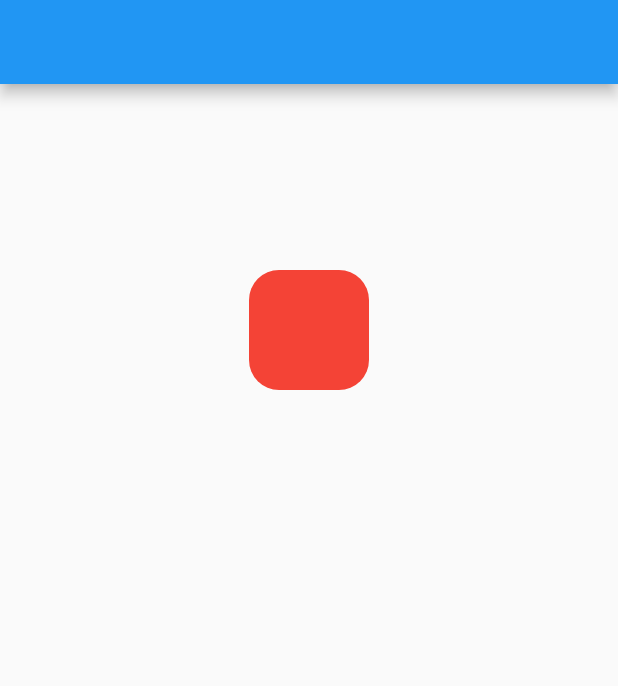
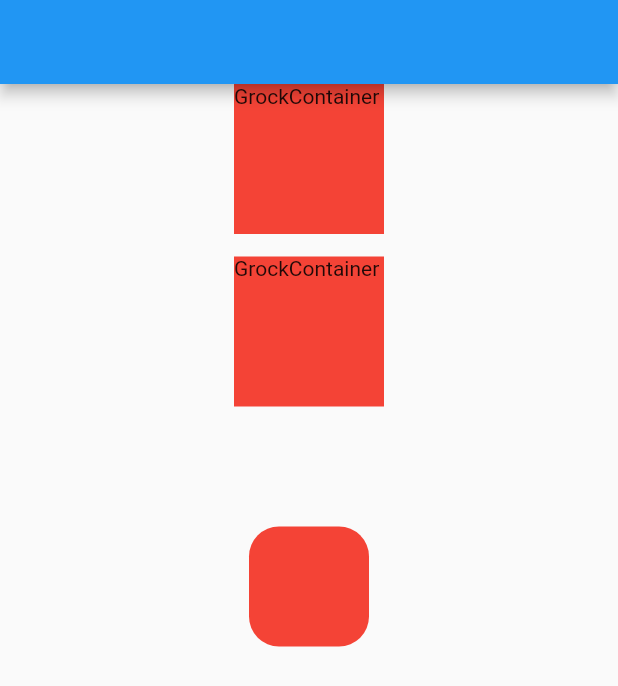
Before and after one commit to ahmet-ozberk/grock, a Flutter app: the screen it shows after launch, on a phone screen of 412 x 824 dp. Shown: the top 686 px of the screen. Run offline on Flutter 3.47's test engine with Material 2 defaults, Android fonts, the phone set to English and light mode, and no system bars; our stand-ins replace connectivity_plus, page_transition.

Commit message:
Bugfixes and new features

```diff
--- a/example/lib/main.dart
+++ b/example/lib/main.dart
@@ -25,7 +25,6 @@ class _HomeState extends State<Home> {
   @override
   void initState() {
     super.initState();
-    Grock.snackBar(title: "title", description: "description");
   }
 
   @override
@@ -36,8 +35,23 @@ class _HomeState extends State<Home> {
           body: Column(
             children: [
               GrockContainer(
-              isKeyboardDismiss: true,
-              isTapAnimation: true,
+                onTap: () {
+                  Grock.snackBar(title: "title", description: "description", duration: Duration(seconds: 10));
+                  Grock.toast(text: "Test Denemesi");
+                },
+                width: 100,
+                height: 100,
+                color: Colors.red,
+                child: Text("GrockContainer"),
+              ),
+              15.height,
+              GrockContainer(
+                onTap: () {
+                },
+                width: 100,
+                height: 100,
+                color: Colors.red,
+                child: Text("GrockContainer"),
               ),
               GrockHList(
                 itemCount: 10,
@@ -48,15 +62,15 @@ class _HomeState extends State<Home> {
                   return Container();
                 },
               ),
-            GrockMenu(child: Container(height: 80,width: 80,decoration: BoxDecoration(
-              borderRadius: 20.borderRadius,
-              color: Colors.red
-            ),), items: [
-              GrockMenuItem(text: "test")
-            ])
+              GrockMenu(
+                  child: Container(
+                    height: 80,
+                    width: 80,
+                    decoration: BoxDecoration(borderRadius: 20.borderRadius, color: Colors.red),
+                  ),
+                  items: [GrockMenuItem(text: "test")])
             ],
-        )
-      ),
+          )),
     );
   }
 }
--- /dev/null
+++ b/lib/src/components/grock_overlay.dart
@@ -0,0 +1,21 @@
+part of '../grock_extension.dart';
+
+class _GrockOverlay {
+  static OverlayState? overlayState = Grock.navigationKey.currentState!.overlay!;
+  static OverlayEntry? overlayEntry;
+  static void close() {
+    overlayEntry?.remove();
+    overlayEntry = null;
+  }
+
+  static bool get isOpen => overlayEntry != null;
+
+  static void show({required Widget child}) {
+    if (overlayEntry != null) {
+      overlayEntry?.remove();
+      overlayEntry = null;
+    }
+    overlayEntry = OverlayEntry(builder: (context) => child);
+    overlayState?.insert(overlayEntry!);
+  }
+}
--- a/lib/src/grock_extension.dart
+++ b/lib/src/grock_extension.dart
@@ -7,7 +7,10 @@ import 'package:grock/grock.dart';
 import 'package:grock/src/model/loading_widget.dart';
 import 'model/navigation_state.dart';
 import 'model/scaffoldMessenger.dart';
-import 'widgets/grock_toast.dart';
+import 'package:flutter/cupertino.dart';
+
+part 'widgets/grock_toast.dart';
+part 'components/grock_overlay.dart';
 
 extension Grock on ScaffoldMessengerModel {
   /// [Keys]
@@ -32,6 +35,7 @@ extension Grock on ScaffoldMessengerModel {
 
   static double get deviceWidth => window.physicalSize.width;
   static double get deviceHeight => window.physicalSize.height;
+  static Size get deviceSize => window.physicalSize;
 
   static double get height => ScaffoldMessengerModel.height;
   static double get width => ScaffoldMessengerModel.width;
@@ -114,6 +118,7 @@ extension Grock on ScaffoldMessengerModel {
     required String title,
     required String description,
     Color? color,
+    Widget? body,
     SnackbarPosition position = SnackbarPosition.top,
     Duration duration = const Duration(seconds: 4),
     Curve curve = Curves.fastLinearToSlowEaseIn,
@@ -145,6 +150,7 @@ extension Grock on ScaffoldMessengerModel {
         position: position,
         curve: curve,
         blur: blur,
+        body: body,
         openDuration: openDuration,
         opacity: opacity,
         color: color,
@@ -169,8 +175,14 @@ extension Grock on ScaffoldMessengerModel {
         titlePadding: titlePadding,
       );
 
+  static bool get isOpenSnackbar => GrockSnackbar.isShowing;
+  // static void closeSnackbar() {
+  //   GrockSnackbar.overlayEntry?.remove();
+  //   GrockSnackbar.overlayEntry = null;
+  // }
+
   static void dialog({
-    required Widget Function(BuildContext) builder,
+    required Widget Function(BuildContext grockContext) builder,
     bool barrierDismissible = true,
     Color? barrierColor = Colors.black54,
     String? barrierLabel,
@@ -191,7 +203,8 @@ extension Grock on ScaffoldMessengerModel {
     String? text,
     Widget? child,
     AlignmentGeometry alignment = Alignment.bottomCenter,
-    Curve curve = Curves.easeInOutCubicEmphasized,
+    Curve curve = Curves.bounceOut,
+    Function? onTap,
     Duration? duration,
     BorderRadiusGeometry? borderRadius,
     EdgeInsetsGeometry? padding,
@@ -211,9 +224,10 @@ extension Grock on ScaffoldMessengerModel {
     late OverlayEntry overlayEntry;
     overlayEntry = OverlayEntry(
       builder: (context) {
-        return GrockToastWidget(
+        return _GrockToastWidget(
           overlayEntry: overlayEntry,
           text: text,
+          onTap: onTap,
           borderRadius: borderRadius,
           padding: padding,
           margin: margin,
@@ -236,6 +250,13 @@ extension Grock on ScaffoldMessengerModel {
     );
     overlayState.insert(overlayEntry);
   }
+
+  static void showGrockOverlay({required Widget child}) {
+    _GrockOverlay.show(child: child);
+  }
+
+  static bool isOpenGrockOverlay() => _GrockOverlay.isOpen;
+  static void closeGrockOverlay() => _GrockOverlay.close();
 
   /// [Empty Widget]
 
@@ -277,6 +298,8 @@ extension Grock on ScaffoldMessengerModel {
     );
   }
 
-  static Widget loadingPopup({Color? backgroundColor, Color? color, BorderRadiusGeometry? borderRadius}) =>
-      GrockCustomLoadingWidget(backgroundColor: backgroundColor, color: color, borderRadius: borderRadius);
+  static Widget loadingPopup(
+          {Color? backgroundColor, String? text, TextStyle? style, Color? color, BorderRadiusGeometry? borderRadius}) =>
+      GrockCustomLoadingWidget(
+          backgroundColor: backgroundColor, color: color, borderRadius: borderRadius, text: text, textStyle: style);
 }
--- a/lib/src/widgets/grock_container.dart
+++ b/lib/src/widgets/grock_container.dart
@@ -15,8 +15,8 @@ class GrockContainer extends StatelessWidget {
   final Decoration? foregroundDecoration;
   final BoxConstraints? constraints;
   final bool isKeyboardDismiss;
-  bool isTapAnimation = true;
-  double pressedOpacity = 0.4;
+  final bool isTapAnimation;
+  final double pressedOpacity;
   GrockContainer({
     Key? key,
     this.onTap,
@@ -38,27 +38,10 @@ class GrockContainer extends StatelessWidget {
 
   @override
   Widget build(BuildContext context) {
-    if (isTapAnimation) {
-      return CupertinoTheme(
-        data: CupertinoThemeData(
-          brightness: Brightness.light,
-          primaryColor: Colors.white,
-          primaryContrastingColor: Colors.black,
-          textTheme: CupertinoTextThemeData(),
-        ),
-        child: CupertinoButton(
-          key: key,
-          padding: EdgeInsets.zero,
-          onPressed: () {
-            onTap?.call();
-            if (isKeyboardDismiss) {
-              FocusScope.of(context).requestFocus(FocusNode());
-            }
-          },
-          color: color,
-          pressedOpacity: pressedOpacity,
-          child: Container(
-            key: key,
+    return _GrockTapContainer(
+      onTap: onTap,
+      onLongPress: onLongPress,
+      child: child,
       color: color,
       width: width,
       height: height,
@@ -68,33 +51,86 @@ class GrockContainer extends StatelessWidget {
       decoration: decoration,
       foregroundDecoration: foregroundDecoration,
       constraints: constraints,
-            child: child,
+      pressedOpacity: isTapAnimation ? pressedOpacity : 1,
+      isKeyboardDismiss: isKeyboardDismiss,
+      isTapAnimation: isTapAnimation,
+      key: key,
+    );
+  }
+}
+
+class _GrockTapContainer extends StatefulWidget {
+  final GestureTapCallback? onTap;
+  final GestureLongPressCallback? onLongPress;
+  final Widget? child;
+  final Color? color;
+  final double? width;
+  final double? height;
+  final AlignmentGeometry? alignment;
+  final EdgeInsetsGeometry? padding;
+  final EdgeInsetsGeometry? margin;
+  final Decoration? decoration;
+  final Decoration? foregroundDecoration;
+  final BoxConstraints? constraints;
+  final bool isKeyboardDismiss;
+  final bool isTapAnimation;
+  final double pressedOpacity;
+  _GrockTapContainer({
+    super.key,
+    this.onTap,
+    this.onLongPress,
+    this.child,
+    this.color,
+    this.width,
+    this.height,
+    this.alignment,
+    this.padding,
+    this.margin,
+    this.decoration,
+    this.foregroundDecoration,
+    this.constraints,
+    this.isTapAnimation = true,
+    this.pressedOpacity = 0.4,
+    this.isKeyboardDismiss = true,
+  });
+
+  @override
+  State<_GrockTapContainer> createState() => __GrockTapContainerState();
+}
+
+class __GrockTapContainerState extends State<_GrockTapContainer> {
+  bool _isPressed = false;
+  @override
+  Widget build(BuildContext context) {
+    return Container(
+      key: widget.key,
+      color: widget.color,
+      width: widget.width,
+      height: widget.height,
+      alignment: widget.alignment,
+      padding: widget.padding,
+      margin: widget.margin,
+      decoration: widget.decoration,
+      foregroundDecoration: widget.foregroundDecoration,
+      constraints: widget.constraints,
+      child: GestureDetector(
+        behavior: HitTestBehavior.translucent,
+        onTap: () {
+          widget.onTap?.call();
+          if (widget.isKeyboardDismiss) {
+            FocusScope.of(context).requestFocus(FocusNode());
+          }
+        },
+        onLongPress: widget.onLongPress,
+        onTapDown: (_) => setState(() => _isPressed = true),
+        onTapUp: (_) => setState(() => _isPressed = false),
+        onTapCancel: () => setState(() => _isPressed = false),
+        child: AnimatedOpacity(
+          opacity: _isPressed ? widget.pressedOpacity : 1.0,
+          duration: const Duration(milliseconds: 100),
+          child: widget.child,
         ),
       ),
     );
   }
-    return GestureDetector(
-      key: key,
-      behavior: HitTestBehavior.translucent,
-      onTap: () {
-        onTap?.call();
-        if (isKeyboardDismiss) {
-          FocusScope.of(context).requestFocus(FocusNode());
 }
-      },
-      onLongPress: () => onLongPress?.call(),
-      child: Container(
-        color: color,
-        width: width,
-        height: height,
-        alignment: alignment,
-        padding: padding,
-        margin: margin,
-        decoration: decoration,
-        foregroundDecoration: foregroundDecoration,
-        constraints: constraints,
-        child: child,
-      ),
-    );
-  }
-}
--- a/pubspec.yaml
+++ b/pubspec.yaml
@@ -1,6 +1,6 @@
 name: grock
 description: Snackbar, Toast, No Context Extension, Custom Widgets, Widget Extensions, Fast Tools, IOS Style Widget and Tools.
-version: 0.0.8+4
+version: 0.0.8+5
 # author: Ahmet Özberk <ahmet.ozberk.mrs@gmail.com>
 homepage: https://github.com/ahmet-ozberk/grock
 
```
Also changed, not shown: lib/src/model/loading_widget.dart (+23 -3 lines), lib/src/snackbar/grock_snackbar.dart (+39 -31 lines), lib/src/widgets/grock_toast.dart (+36 -20 lines), example/pubspec.lock, 2 other files. Lines whose indentation alone changed are shown as unchanged.
